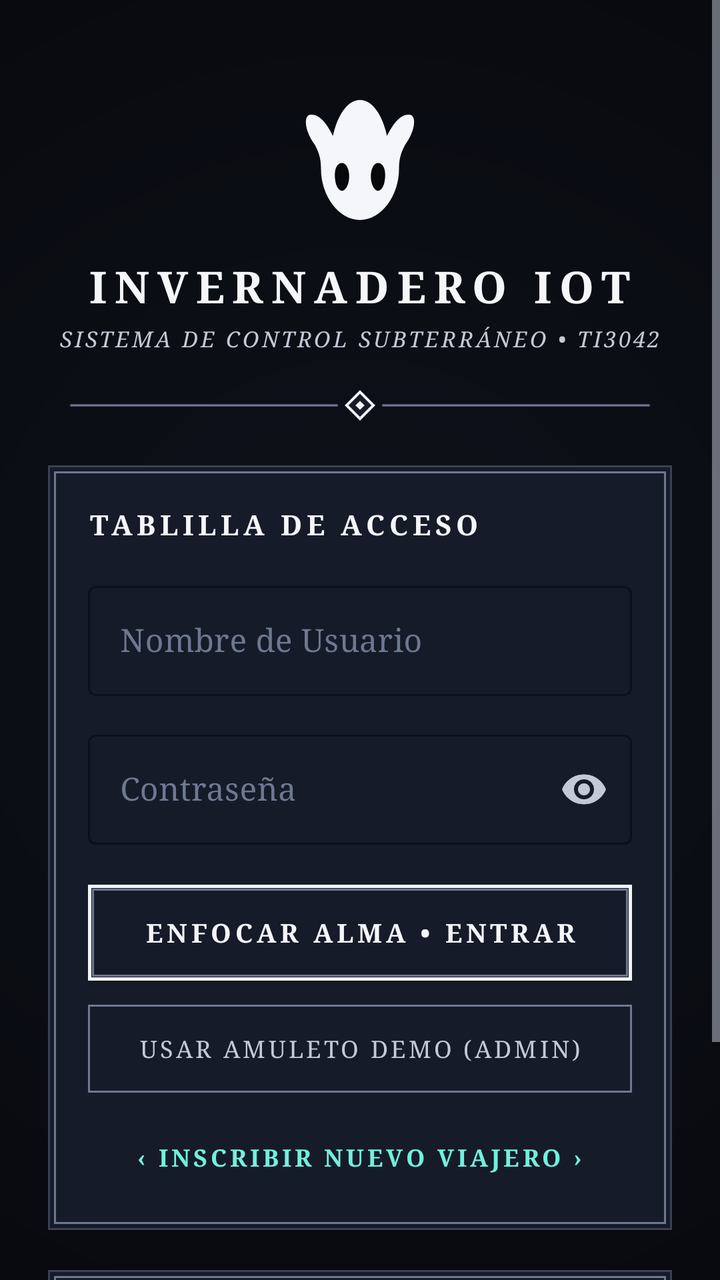
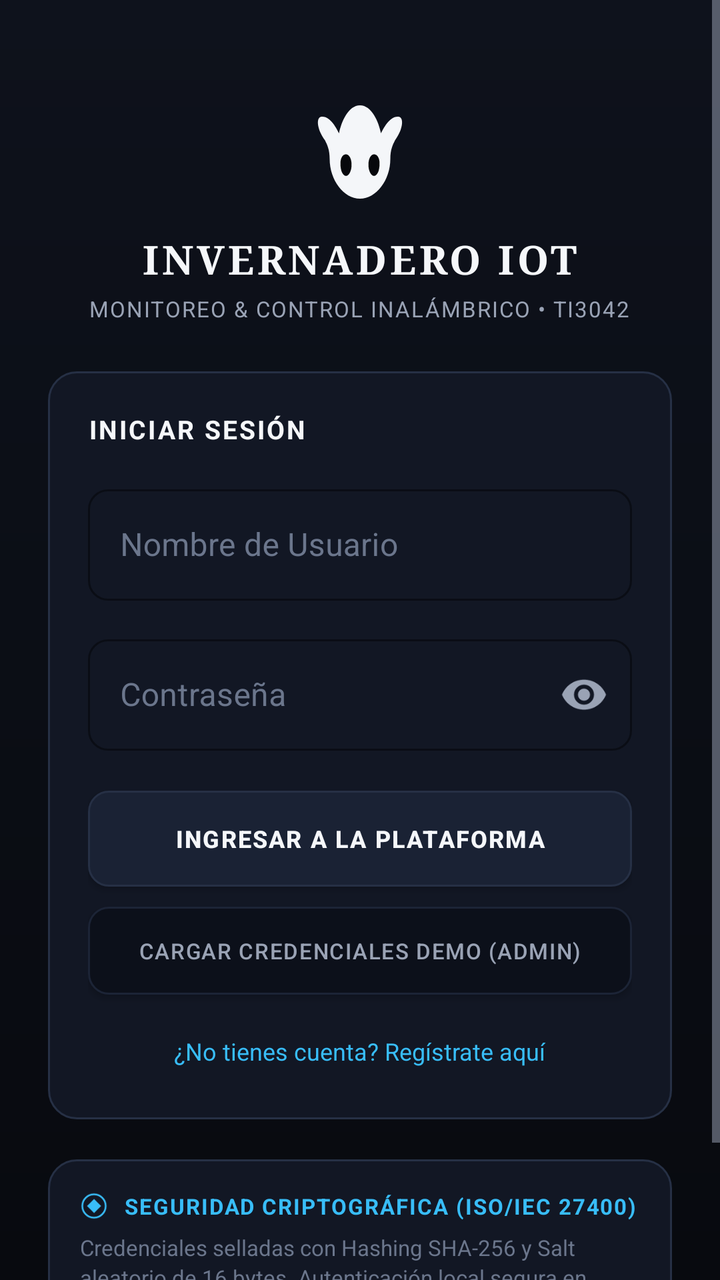

Two renders of the same Android screen: before a commit and after it. Below are the layout's source before the change and the commit's diff.
<!-- AndroidManifest.xml: application theme Theme.InvernaderoIoT -->
<!-- res/layout/activity_login.xml -->
<?xml version="1.0" encoding="utf-8"?>
<ScrollView xmlns:android="http://schemas.android.com/apk/res/android"
    xmlns:app="http://schemas.android.com/apk/res-auto"
    xmlns:tools="http://schemas.android.com/tools"
    android:id="@+id/main"
    android:layout_width="match_parent"
    android:layout_height="match_parent"
    android:background="@drawable/bg_void_vignette"
    android:fillViewport="true">

    <LinearLayout
        android:layout_width="match_parent"
        android:layout_height="wrap_content"
        android:orientation="vertical"
        android:padding="24dp"
        android:gravity="center_horizontal">

        
        <ImageView
            android:layout_width="72dp"
            android:layout_height="72dp"
            android:layout_marginTop="20dp"
            android:src="@drawable/ic_vessel_mask"
            android:contentDescription="Máscara de Vasija Hallownest" />

        
        <TextView
            android:layout_width="wrap_content"
            android:layout_height="wrap_content"
            android:layout_marginTop="12dp"
            android:text="@string/app_name"
            android:textSize="22sp"
            android:textStyle="bold"
            android:fontFamily="serif"
            android:letterSpacing="0.18"
            android:textAllCaps="true"
            android:textColor="@color/hk_text_soul" />

        <TextView
            android:layout_width="wrap_content"
            android:layout_height="wrap_content"
            android:layout_marginTop="4dp"
            android:text="SISTEMA DE CONTROL SUBTERRÁNEO • TI3042"
            android:textSize="11sp"
            android:fontFamily="serif"
            android:letterSpacing="0.12"
            android:textAllCaps="true"
            android:textColor="@color/hk_text_mask"
            android:textStyle="italic" />

        
        <ImageView
            android:layout_width="match_parent"
            android:layout_height="20dp"
            android:layout_marginTop="16dp"
            android:layout_marginBottom="20dp"
            android:src="@drawable/ic_hallownest_divider"
            android:contentDescription="Divisor de Hallownest" />

        
        <LinearLayout
            android:layout_width="match_parent"
            android:layout_height="wrap_content"
            android:orientation="vertical"
            android:background="@drawable/bg_hallownest_card"
            android:padding="20dp"
            android:layout_marginBottom="20dp">

            <TextView
                android:layout_width="wrap_content"
                android:layout_height="wrap_content"
                android:text="TABLILLA DE ACCESO"
                android:textSize="14sp"
                android:textStyle="bold"
                android:fontFamily="serif"
                android:letterSpacing="0.16"
                android:textAllCaps="true"
                android:textColor="@color/hk_text_soul"
                android:layout_marginBottom="16dp" />

            
            <com.google.android.material.textfield.TextInputLayout
                android:id="@+id/tilUsername"
                android:layout_width="match_parent"
                android:layout_height="wrap_content"
                android:hint="@string/hint_username"
                app:boxStrokeColor="@color/hk_border_pale_ore"
                app:hintTextColor="@color/hk_text_mask"
                android:textColorHint="@color/hk_border_pale_ore"
                style="@style/Widget.MaterialComponents.TextInputLayout.OutlinedBox"
                android:layout_marginBottom="14dp">

                <com.google.android.material.textfield.TextInputEditText
                    android:id="@+id/etUsername"
                    android:layout_width="match_parent"
                    android:layout_height="wrap_content"
                    android:textColor="@color/hk_text_soul"
                    android:fontFamily="serif"
                    android:inputType="textPersonName"
                    android:maxLines="1" />
            </com.google.android.material.textfield.TextInputLayout>

            
            <com.google.android.material.textfield.TextInputLayout
                android:id="@+id/tilPassword"
                android:layout_width="match_parent"
                android:layout_height="wrap_content"
                android:hint="@string/hint_password"
                app:passwordToggleEnabled="true"
                app:passwordToggleTint="@color/hk_text_mask"
                app:boxStrokeColor="@color/hk_border_pale_ore"
                app:hintTextColor="@color/hk_text_mask"
                android:textColorHint="@color/hk_border_pale_ore"
                style="@style/Widget.MaterialComponents.TextInputLayout.OutlinedBox"
                android:layout_marginBottom="20dp">

                <com.google.android.material.textfield.TextInputEditText
                    android:id="@+id/etPassword"
                    android:layout_width="match_parent"
                    android:layout_height="wrap_content"
                    android:textColor="@color/hk_text_soul"
                    android:fontFamily="serif"
                    android:inputType="textPassword"
                    android:maxLines="1" />
            </com.google.android.material.textfield.TextInputLayout>

            
            <androidx.appcompat.widget.AppCompatButton
                android:id="@+id/btnLogin"
                android:layout_width="match_parent"
                android:layout_height="48dp"
                android:text="ENFOCAR ALMA • ENTRAR"
                android:fontFamily="serif"
                android:letterSpacing="0.15"
                android:textAllCaps="true"
                android:textColor="@color/hk_text_soul"
                android:textSize="13sp"
                android:textStyle="bold"
                android:background="@drawable/bg_soul_button"
                android:layout_marginBottom="12dp" />

            
            <androidx.appcompat.widget.AppCompatButton
                android:id="@+id/btnQuickDemo"
                android:layout_width="match_parent"
                android:layout_height="44dp"
                android:text="USAR AMULETO DEMO (ADMIN)"
                android:fontFamily="serif"
                android:letterSpacing="0.12"
                android:textAllCaps="true"
                android:textColor="@color/hk_text_mask"
                android:textSize="12sp"
                android:background="@drawable/bg_secondary_button"
                android:layout_marginBottom="16dp" />

            
            <TextView
                android:id="@+id/tvGoRegister"
                android:layout_width="wrap_content"
                android:layout_height="wrap_content"
                android:text="‹ INSCRIBIR NUEVO VIAJERO ›"
                android:textColor="@color/hk_accent_lifeblood_glow"
                android:fontFamily="serif"
                android:letterSpacing="0.14"
                android:textSize="12sp"
                android:textStyle="bold"
                android:padding="8dp"
                android:layout_gravity="center_horizontal" />

        </LinearLayout>

        
        <LinearLayout
            android:layout_width="match_parent"
            android:layout_height="wrap_content"
            android:orientation="vertical"
            android:background="@drawable/bg_hallownest_card"
            android:padding="16dp"
            android:layout_marginBottom="16dp">

            <LinearLayout
                android:layout_width="match_parent"
                android:layout_height="wrap_content"
                android:orientation="horizontal"
                android:gravity="center_vertical"
                android:layout_marginBottom="6dp">

                <ImageView
                    android:layout_width="16dp"
                    android:layout_height="16dp"
                    android:src="@drawable/ic_charm_notch"
                    app:tint="@color/hk_accent_lifeblood_glow"
                    android:contentDescription="Sello"
                    android:layout_marginEnd="8dp" />

                <TextView
                    android:layout_width="wrap_content"
                    android:layout_height="wrap_content"
                    android:text="SELLO DE VINCULACIÓN (ISO/IEC 27400)"
                    android:fontFamily="serif"
                    android:letterSpacing="0.12"
                    android:textAllCaps="true"
                    android:textStyle="bold"
                    android:textColor="@color/hk_accent_lifeblood_glow"
                    android:textSize="11sp" />
            </LinearLayout>

            <TextView
                android:layout_width="wrap_content"
                android:layout_height="wrap_content"
                android:text="Credenciales selladas mediante Hash SHA-256 y Salt criptográfico aleatorio de 16 bytes. Ni una gota de texto plano escapa al Vacío."
                android:fontFamily="serif"
                android:textColor="@color/hk_text_lore"
                android:textStyle="italic"
                android:textSize="11sp"
                android:lineSpacingExtra="2dp" />
        </LinearLayout>

    </LinearLayout>
</ScrollView>
<!-- resources referenced by this layout -->
<resources>
  <color name="hk_accent_lifeblood_glow">#72EFDD</color>
  <color name="hk_border_pale_ore">#6E7891</color>
  <color name="hk_text_lore">#8C95A8</color>
  <color name="hk_text_mask">#C4C9D6</color>
  <color name="hk_text_soul">#F4F6F9</color>
  <!-- drawable bg_hallownest_card (drawable) -->
  <?xml version="1.0" encoding="utf-8"?>
  <layer-list xmlns:android="http://schemas.android.com/apk/res/android">
      
      <item>
          <shape android:shape="rectangle">
              <solid android:color="@color/hk_surface_card" />
              <stroke
                  android:width="1dp"
                  android:color="@color/hk_border_stone" />
          </shape>
      </item>
  
      
      <item
          android:top="3dp"
          android:bottom="3dp"
          android:left="3dp"
          android:right="3dp">
          <shape android:shape="rectangle">
              <solid android:color="@color/hk_surface_card" />
              <stroke
                  android:width="1dp"
                  android:color="@color/hk_border_pale_ore" />
          </shape>
      </item>
  </layer-list>
  <!-- drawable bg_secondary_button (drawable) -->
  <?xml version="1.0" encoding="utf-8"?>
  <selector xmlns:android="http://schemas.android.com/apk/res/android">
      <item android:state_pressed="true">
          <shape android:shape="rectangle">
              <solid android:color="@color/hk_surface_card" />
              <stroke
                  android:width="1dp"
                  android:color="@color/hk_text_soul" />
          </shape>
      </item>
      <item>
          <shape android:shape="rectangle">
              <solid android:color="@android:color/transparent" />
              <stroke
                  android:width="1dp"
                  android:color="@color/hk_border_pale_ore" />
          </shape>
      </item>
  </selector>
  <!-- drawable bg_soul_button (drawable) -->
  <?xml version="1.0" encoding="utf-8"?>
  <selector xmlns:android="http://schemas.android.com/apk/res/android">
      
      <item android:state_pressed="true">
          <layer-list>
              <item>
                  <shape android:shape="rectangle">
                      <solid android:color="@color/hk_surface_elevated" />
                      <stroke
                          android:width="2dp"
                          android:color="@color/hk_accent_soul_glow" />
                  </shape>
              </item>
              <item
                  android:top="2dp"
                  android:bottom="2dp"
                  android:left="2dp"
                  android:right="2dp">
                  <shape android:shape="rectangle">
                      <stroke
                          android:width="1dp"
                          android:color="@color/hk_text_soul" />
                  </shape>
              </item>
          </layer-list>
      </item>
  
      
      <item>
          <layer-list>
              <item>
                  <shape android:shape="rectangle">
                      <solid android:color="@color/hk_surface_card" />
                      <stroke
                          android:width="1.5dp"
                          android:color="@color/hk_text_soul" />
                  </shape>
              </item>
              <item
                  android:top="2dp"
                  android:bottom="2dp"
                  android:left="2dp"
                  android:right="2dp">
                  <shape android:shape="rectangle">
                      <stroke
                          android:width="1dp"
                          android:color="@color/hk_border_pale_ore" />
                  </shape>
              </item>
          </layer-list>
      </item>
  </selector>
  <!-- drawable bg_void_vignette (drawable) -->
  <?xml version="1.0" encoding="utf-8"?>
  <shape xmlns:android="http://schemas.android.com/apk/res/android"
      android:shape="rectangle">
      
      <gradient
          android:type="radial"
          android:gradientRadius="450dp"
          android:startColor="#0E111A"
          android:centerColor="#0B0D14"
          android:endColor="#07080C" />
  </shape>
  <!-- drawable ic_hallownest_divider (drawable) -->
  <vector xmlns:android="http://schemas.android.com/apk/res/android"
      android:width="280dp"
      android:height="16dp"
      android:viewportWidth="280"
      android:viewportHeight="16">
  
      
      <path
          android:fillColor="#00000000"
          android:strokeColor="#6E7891"
          android:strokeWidth="1"
          android:pathData="M10,8 L130,8" />
  
      
      <path
          android:fillColor="#161B29"
          android:strokeColor="#F4F6F9"
          android:strokeWidth="1.2"
          android:pathData="M140,2 L146,8 L140,14 L134,8 Z" />
  
      
      <path
          android:fillColor="#F4F6F9"
          android:pathData="M140,6 L142,8 L140,10 L138,8 Z" />
  
      
      <path
          android:fillColor="#00000000"
          android:strokeColor="#6E7891"
          android:strokeWidth="1"
          android:pathData="M150,8 L270,8" />
  </vector>
  <color name="hk_surface_card">#161B29</color>
  <color name="hk_border_stone">#3A4154</color>
  <color name="hk_surface_elevated">#1F263B</color>
  <color name="hk_accent_soul_glow">#A5F3FC</color>
  <color name="hk_bg_void">#07080C</color>
  <color name="hk_accent_lifeblood">#00B4D8</color>
  <!-- unchanged entries left out for length: 7 -->
</resources>

<!-- the commit's change to res/layout/activity_login.xml (unified diff, before → after) -->
@@ -17,11 +17,11 @@
 
         
         <ImageView
-            android:layout_width="72dp"
-            android:layout_height="72dp"
-            android:layout_marginTop="20dp"
+            android:layout_width="56dp"
+            android:layout_height="56dp"
+            android:layout_marginTop="24dp"
             android:src="@drawable/ic_vessel_mask"
-            android:contentDescription="Máscara de Vasija Hallownest" />
+            android:contentDescription="Máscara de Vasija" />
 
         
         <TextView
@@ -29,10 +29,10 @@
             android:layout_height="wrap_content"
             android:layout_marginTop="12dp"
             android:text="@string/app_name"
-            android:textSize="22sp"
+            android:textSize="20sp"
             android:textStyle="bold"
             android:fontFamily="serif"
-            android:letterSpacing="0.18"
+            android:letterSpacing="0.08"
             android:textAllCaps="true"
             android:textColor="@color/hk_text_soul" />
 
@@ -40,22 +40,11 @@
             android:layout_width="wrap_content"
             android:layout_height="wrap_content"
             android:layout_marginTop="4dp"
-            android:text="SISTEMA DE CONTROL SUBTERRÁNEO • TI3042"
+            android:text="MONITOREO &amp; CONTROL INALÁMBRICO • TI3042"
             android:textSize="11sp"
-            android:fontFamily="serif"
-            android:letterSpacing="0.12"
-            android:textAllCaps="true"
+            android:letterSpacing="0.06"
             android:textColor="@color/hk_text_mask"
-            android:textStyle="italic" />
-
-        
-        <ImageView
-            android:layout_width="match_parent"
-            android:layout_height="20dp"
-            android:layout_marginTop="16dp"
-            android:layout_marginBottom="20dp"
-            android:src="@drawable/ic_hallownest_divider"
-            android:contentDescription="Divisor de Hallownest" />
+            android:layout_marginBottom="24dp" />
 
         
         <LinearLayout
@@ -69,12 +58,10 @@
             <TextView
                 android:layout_width="wrap_content"
                 android:layout_height="wrap_content"
-                android:text="TABLILLA DE ACCESO"
-                android:textSize="14sp"
+                android:text="INICIAR SESIÓN"
+                android:textSize="13sp"
                 android:textStyle="bold"
-                android:fontFamily="serif"
-                android:letterSpacing="0.16"
-                android:textAllCaps="true"
+                android:letterSpacing="0.08"
                 android:textColor="@color/hk_text_soul"
                 android:layout_marginBottom="16dp" />
 
@@ -84,9 +71,13 @@
                 android:layout_width="match_parent"
                 android:layout_height="wrap_content"
                 android:hint="@string/hint_username"
-                app:boxStrokeColor="@color/hk_border_pale_ore"
+                app:boxStrokeColor="@color/hk_accent_lifeblood_glow"
                 app:hintTextColor="@color/hk_text_mask"
-                android:textColorHint="@color/hk_border_pale_ore"
+                android:textColorHint="@color/hk_text_lore"
+                app:boxCornerRadiusTopStart="10dp"
+                app:boxCornerRadiusTopEnd="10dp"
+                app:boxCornerRadiusBottomStart="10dp"
+                app:boxCornerRadiusBottomEnd="10dp"
                 style="@style/Widget.MaterialComponents.TextInputLayout.OutlinedBox"
                 android:layout_marginBottom="14dp">
 
@@ -95,7 +86,6 @@
                     android:layout_width="match_parent"
                     android:layout_height="wrap_content"
                     android:textColor="@color/hk_text_soul"
-                    android:fontFamily="serif"
                     android:inputType="textPersonName"
                     android:maxLines="1" />
             </com.google.android.material.textfield.TextInputLayout>
@@ -108,9 +98,13 @@
                 android:hint="@string/hint_password"
                 app:passwordToggleEnabled="true"
                 app:passwordToggleTint="@color/hk_text_mask"
-                app:boxStrokeColor="@color/hk_border_pale_ore"
+                app:boxStrokeColor="@color/hk_accent_lifeblood_glow"
                 app:hintTextColor="@color/hk_text_mask"
-                android:textColorHint="@color/hk_border_pale_ore"
+                android:textColorHint="@color/hk_text_lore"
+                app:boxCornerRadiusTopStart="10dp"
+                app:boxCornerRadiusTopEnd="10dp"
+                app:boxCornerRadiusBottomStart="10dp"
+                app:boxCornerRadiusBottomEnd="10dp"
                 style="@style/Widget.MaterialComponents.TextInputLayout.OutlinedBox"
                 android:layout_marginBottom="20dp">
 
@@ -119,7 +113,6 @@
                     android:layout_width="match_parent"
                     android:layout_height="wrap_content"
                     android:textColor="@color/hk_text_soul"
-                    android:fontFamily="serif"
                     android:inputType="textPassword"
                     android:maxLines="1" />
             </com.google.android.material.textfield.TextInputLayout>
@@ -129,42 +122,35 @@
                 android:id="@+id/btnLogin"
                 android:layout_width="match_parent"
                 android:layout_height="48dp"
-                android:text="ENFOCAR ALMA • ENTRAR"
-                android:fontFamily="serif"
-                android:letterSpacing="0.15"
-                android:textAllCaps="true"
+                android:text="INGRESAR A LA PLATAFORMA"
+                android:letterSpacing="0.06"
                 android:textColor="@color/hk_text_soul"
-                android:textSize="13sp"
+                android:textSize="12sp"
                 android:textStyle="bold"
                 android:background="@drawable/bg_soul_button"
-                android:layout_marginBottom="12dp" />
+                android:layout_marginBottom="10dp" />
 
             
             <androidx.appcompat.widget.AppCompatButton
                 android:id="@+id/btnQuickDemo"
                 android:layout_width="match_parent"
                 android:layout_height="44dp"
-                android:text="USAR AMULETO DEMO (ADMIN)"
-                android:fontFamily="serif"
-                android:letterSpacing="0.12"
-                android:textAllCaps="true"
+                android:text="CARGAR CREDENCIALES DEMO (ADMIN)"
+                android:letterSpacing="0.05"
                 android:textColor="@color/hk_text_mask"
-                android:textSize="12sp"
+                android:textSize="11sp"
                 android:background="@drawable/bg_secondary_button"
-                android:layout_marginBottom="16dp" />
+                android:layout_marginBottom="14dp" />
 
             
             <TextView
                 android:id="@+id/tvGoRegister"
                 android:layout_width="wrap_content"
                 android:layout_height="wrap_content"
-                android:text="‹ INSCRIBIR NUEVO VIAJERO ›"
+                android:text="¿No tienes cuenta? Regístrate aquí"
                 android:textColor="@color/hk_accent_lifeblood_glow"
-                android:fontFamily="serif"
-                android:letterSpacing="0.14"
                 android:textSize="12sp"
-                android:textStyle="bold"
-                android:padding="8dp"
+                android:padding="6dp"
                 android:layout_gravity="center_horizontal" />
 
         </LinearLayout>
@@ -186,8 +172,8 @@
                 android:layout_marginBottom="6dp">
 
                 <ImageView
-                    android:layout_width="16dp"
-                    android:layout_height="16dp"
+                    android:layout_width="14dp"
+                    android:layout_height="14dp"
                     android:src="@drawable/ic_charm_notch"
                     app:tint="@color/hk_accent_lifeblood_glow"
                     android:contentDescription="Sello"
@@ -196,10 +182,8 @@
                 <TextView
                     android:layout_width="wrap_content"
                     android:layout_height="wrap_content"
-                    android:text="SELLO DE VINCULACIÓN (ISO/IEC 27400)"
-                    android:fontFamily="serif"
-                    android:letterSpacing="0.12"
-                    android:textAllCaps="true"
+                    android:text="SEGURIDAD CRIPTOGRÁFICA (ISO/IEC 27400)"
+                    android:letterSpacing="0.06"
                     android:textStyle="bold"
                     android:textColor="@color/hk_accent_lifeblood_glow"
                     android:textSize="11sp" />
@@ -208,10 +192,8 @@
             <TextView
                 android:layout_width="wrap_content"
                 android:layout_height="wrap_content"
-                android:text="Credenciales selladas mediante Hash SHA-256 y Salt criptográfico aleatorio de 16 bytes. Ni una gota de texto plano escapa al Vacío."
-                android:fontFamily="serif"
+                android:text="Credenciales selladas con Hashing SHA-256 y Salt aleatorio de 16 bytes. Autenticación local segura en SQLite sin almacenamiento en texto plano."
                 android:textColor="@color/hk_text_lore"
-                android:textStyle="italic"
                 android:textSize="11sp"
                 android:lineSpacingExtra="2dp" />
         </LinearLayout>
<!-- resource entries referenced after the edit -->
@@ -1,54 +1,39 @@
 <!-- resources referenced by this layout -->
 <resources>
-  <color name="hk_accent_lifeblood_glow">#72EFDD</color>
-  <color name="hk_border_pale_ore">#6E7891</color>
-  <color name="hk_text_lore">#8C95A8</color>
-  <color name="hk_text_mask">#C4C9D6</color>
-  <color name="hk_text_soul">#F4F6F9</color>
+  <color name="hk_accent_lifeblood_glow">#38BDF8</color>
+  <color name="hk_border_pale_ore">#263045</color>
+  <color name="hk_text_lore">#6B768C</color>
+  <color name="hk_text_mask">#9AA3B5</color>
+  <color name="hk_text_soul">#F5F7FA</color>
   <!-- drawable bg_hallownest_card (drawable) -->
   <?xml version="1.0" encoding="utf-8"?>
-  <layer-list xmlns:android="http://schemas.android.com/apk/res/android">
-      
-      <item>
-          <shape android:shape="rectangle">
-              <solid android:color="@color/hk_surface_card" />
-              <stroke
-                  android:width="1dp"
-                  android:color="@color/hk_border_stone" />
-          </shape>
-      </item>
-  
-      
-      <item
-          android:top="3dp"
-          android:bottom="3dp"
-          android:left="3dp"
-          android:right="3dp">
-          <shape android:shape="rectangle">
-              <solid android:color="@color/hk_surface_card" />
-              <stroke
-                  android:width="1dp"
-                  android:color="@color/hk_border_pale_ore" />
-          </shape>
-      </item>
-  </layer-list>
+  <shape xmlns:android="http://schemas.android.com/apk/res/android"
+      android:shape="rectangle">
+      <solid android:color="@color/hk_surface_card" />
+      <stroke
+          android:width="1dp"
+          android:color="@color/hk_border_pale_ore" />
+      <corners android:radius="14dp" />
+  </shape>
   <!-- drawable bg_secondary_button (drawable) -->
   <?xml version="1.0" encoding="utf-8"?>
   <selector xmlns:android="http://schemas.android.com/apk/res/android">
       <item android:state_pressed="true">
           <shape android:shape="rectangle">
-              <solid android:color="@color/hk_surface_card" />
+              <solid android:color="@color/hk_surface_elevated" />
               <stroke
                   android:width="1dp"
-                  android:color="@color/hk_text_soul" />
+                  android:color="@color/hk_accent_lifeblood_glow" />
+              <corners android:radius="10dp" />
           </shape>
       </item>
       <item>
           <shape android:shape="rectangle">
-              <solid android:color="@android:color/transparent" />
+              <solid android:color="@color/hk_surface_dark_well" />
               <stroke
                   android:width="1dp"
-                  android:color="@color/hk_border_pale_ore" />
+                  android:color="@color/hk_border_stone" />
+              <corners android:radius="10dp" />
           </shape>
       </item>
   </selector>
@@ -57,105 +42,54 @@
   <selector xmlns:android="http://schemas.android.com/apk/res/android">
       
       <item android:state_pressed="true">
-          <layer-list>
-              <item>
-                  <shape android:shape="rectangle">
-                      <solid android:color="@color/hk_surface_elevated" />
-                      <stroke
-                          android:width="2dp"
-                          android:color="@color/hk_accent_soul_glow" />
-                  </shape>
-              </item>
-              <item
-                  android:top="2dp"
-                  android:bottom="2dp"
-                  android:left="2dp"
-                  android:right="2dp">
-                  <shape android:shape="rectangle">
-                      <stroke
-                          android:width="1dp"
-                          android:color="@color/hk_text_soul" />
-                  </shape>
-              </item>
-          </layer-list>
+          <shape android:shape="rectangle">
+              <solid android:color="@color/hk_accent_lifeblood_bg" />
+              <stroke
+                  android:width="1.5dp"
+                  android:color="@color/hk_accent_lifeblood_glow" />
+              <corners android:radius="10dp" />
+          </shape>
+      </item>
+  
+      
+      <item android:state_enabled="false">
+          <shape android:shape="rectangle">
+              <solid android:color="@color/hk_surface_dark_well" />
+              <stroke
+                  android:width="1dp"
+                  android:color="@color/hk_border_stone" />
+              <corners android:radius="10dp" />
+          </shape>
       </item>
   
       
       <item>
-          <layer-list>
-              <item>
-                  <shape android:shape="rectangle">
-                      <solid android:color="@color/hk_surface_card" />
-                      <stroke
-                          android:width="1.5dp"
-                          android:color="@color/hk_text_soul" />
-                  </shape>
-              </item>
-              <item
-                  android:top="2dp"
-                  android:bottom="2dp"
-                  android:left="2dp"
-                  android:right="2dp">
-                  <shape android:shape="rectangle">
-                      <stroke
-                          android:width="1dp"
-                          android:color="@color/hk_border_pale_ore" />
-                  </shape>
-              </item>
-          </layer-list>
+          <shape android:shape="rectangle">
+              <solid android:color="@color/hk_surface_elevated" />
+              <stroke
+                  android:width="1dp"
+                  android:color="@color/hk_border_pale_ore" />
+              <corners android:radius="10dp" />
+          </shape>
       </item>
   </selector>
   <!-- drawable bg_void_vignette (drawable) -->
   <?xml version="1.0" encoding="utf-8"?>
   <shape xmlns:android="http://schemas.android.com/apk/res/android"
       android:shape="rectangle">
-      
       <gradient
-          android:type="radial"
-          android:gradientRadius="450dp"
-          android:startColor="#0E111A"
-          android:centerColor="#0B0D14"
-          android:endColor="#07080C" />
+          android:type="linear"
+          android:angle="270"
+          android:startColor="#0E121C"
+          android:endColor="#080A0F" />
   </shape>
-  <!-- drawable ic_hallownest_divider (drawable) -->
-  <vector xmlns:android="http://schemas.android.com/apk/res/android"
-      android:width="280dp"
-      android:height="16dp"
-      android:viewportWidth="280"
-      android:viewportHeight="16">
-  
-      
-      <path
-          android:fillColor="#00000000"
-          android:strokeColor="#6E7891"
-          android:strokeWidth="1"
-          android:pathData="M10,8 L130,8" />
-  
-      
-      <path
-          android:fillColor="#161B29"
-          android:strokeColor="#F4F6F9"
-          android:strokeWidth="1.2"
-          android:pathData="M140,2 L146,8 L140,14 L134,8 Z" />
-  
-      
-      <path
-          android:fillColor="#F4F6F9"
-          android:pathData="M140,6 L142,8 L140,10 L138,8 Z" />
-  
-      
-      <path
-          android:fillColor="#00000000"
-          android:strokeColor="#6E7891"
-          android:strokeWidth="1"
-          android:pathData="M150,8 L270,8" />
-  </vector>
-  <color name="hk_surface_card">#161B29</color>
-  <color name="hk_border_stone">#3A4154</color>
-  <color name="hk_surface_elevated">#1F263B</color>
-  <color name="hk_accent_soul_glow">#A5F3FC</color>
-  <color name="hk_bg_void">#07080C</color>
-  <color name="hk_accent_lifeblood">#00B4D8</color>
+  <color name="hk_surface_card">#121724</color>
+  <color name="hk_border_stone">#1C2436</color>
+  <color name="hk_accent_lifeblood_bg">#0C2538</color>
+  <color name="hk_surface_elevated">#1A2234</color>
+  <color name="hk_surface_dark_well">#0C101A</color>
+  <color name="hk_bg_void">#090C12</color>
+  <color name="hk_accent_lifeblood">#0EA5E9</color>
   <!-- unchanged entries left out for length: 7 -->
 </resources>
 
